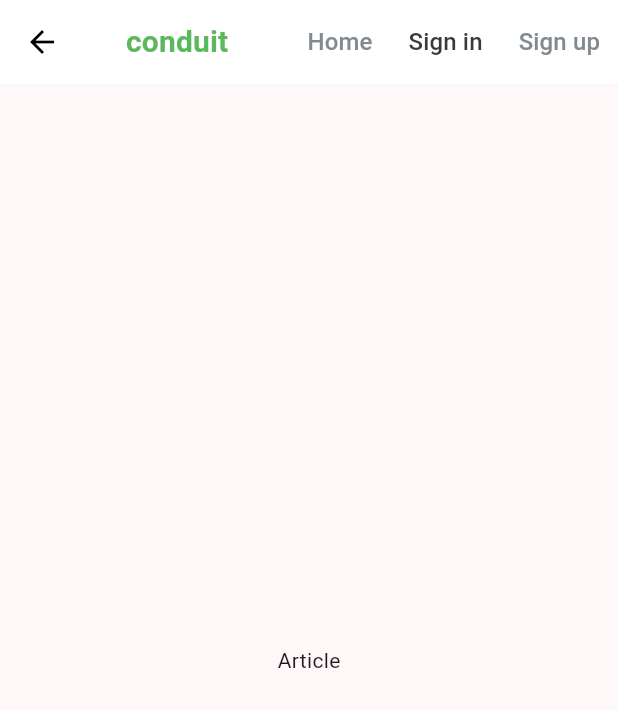
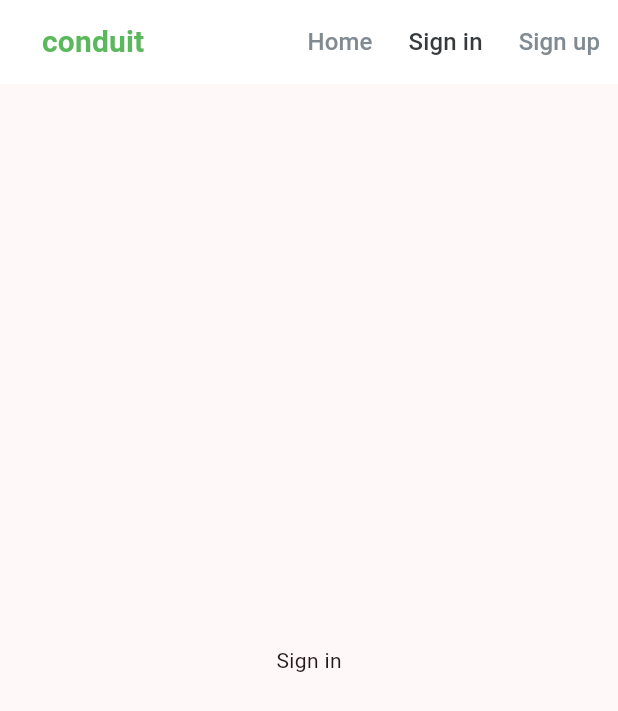
Before and after one commit to joma1021/realworld-flutter-bloc, a Flutter app: the screen it shows after launch, after a tap on "Sign in", on a phone screen of 412 x 824 dp. Shown: the top 711 px of the screen. Run offline on Flutter 3.47's test engine with Material 3 defaults, Android fonts, the light colour scheme and no system bars; our stand-ins replace bloc, equatable, flutter_bloc, google_fonts.

Commit message:
update nav

```diff
--- a/lib/layout/base_scaffold.dart
+++ b/lib/layout/base_scaffold.dart
@@ -1,8 +1,9 @@
 import 'package:flutter/material.dart';
 import 'package:flutter_bloc/flutter_bloc.dart';
-import 'package:realworldflutterbloc/article/article_page.dart';
 import 'package:realworldflutterbloc/home/home_page.dart';
 import 'package:realworldflutterbloc/layout/cubit/nav_cubit.dart';
+import 'package:realworldflutterbloc/signin/signin_page.dart';
+import 'package:realworldflutterbloc/signup/signup_page.dart';
 
 class BaseScaffold extends StatelessWidget {
   final Widget body;
@@ -11,12 +12,14 @@ class BaseScaffold extends StatelessWidget {
   @override
   Widget build(BuildContext context) {
     final selectedTab = context.select((NavCubit cubit) => cubit.state.tab);
-    return Scaffold(
+    return PopScope(
+      canPop: false,
+      child: Scaffold(
         appBar: AppBar(
           title: TextButton(
             onPressed: () {
               context.read<NavCubit>().setTab(NavTab.home);
-            Navigator.of(context).push(
+              Navigator.of(context).pushReplacement(
                 MaterialPageRoute(
                   builder: (context) => const HomePage(),
                 ),
@@ -42,17 +45,18 @@ class BaseScaffold extends StatelessWidget {
               name: 'Sign in',
               tab: NavTab.signin,
               selectedTab: selectedTab,
-            page: const ArticlePage(),
+              page: const SignInPage(),
             ),
             _NavTextButton(
               name: 'Sign up',
               tab: NavTab.signup,
               selectedTab: selectedTab,
-            page: const ArticlePage(),
+              page: const SignUpPage(),
             ),
           ],
         ),
         body: body,
+      ),
     );
   }
 }
@@ -75,7 +79,7 @@ class _NavTextButton extends StatelessWidget {
     return TextButton(
       onPressed: () {
         context.read<NavCubit>().setTab(tab);
-        Navigator.of(context).push(
+        Navigator.of(context).pushReplacement(
           MaterialPageRoute(
             builder: (context) => page,
           ),
--- /dev/null
+++ b/lib/signin/signin_page.dart
@@ -0,0 +1,11 @@
+import 'package:flutter/material.dart';
+import 'package:realworldflutterbloc/layout/base_scaffold.dart';
+
+class SignInPage extends StatelessWidget {
+  const SignInPage({super.key});
+
+  @override
+  Widget build(BuildContext context) {
+    return const BaseScaffold(body: Center(child: Text("Sign in")));
+  }
+}
```
Also changed, not shown: lib/signup/signup_page.dart (added, +11 -0 lines). Lines whose indentation alone changed are shown as unchanged.
